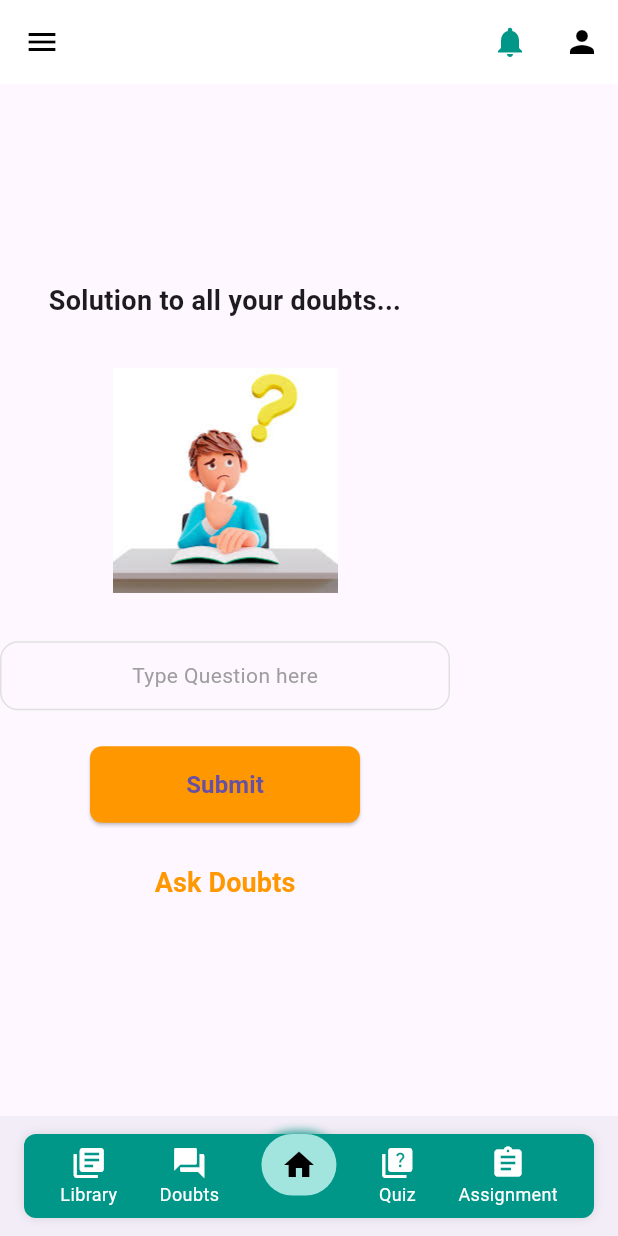
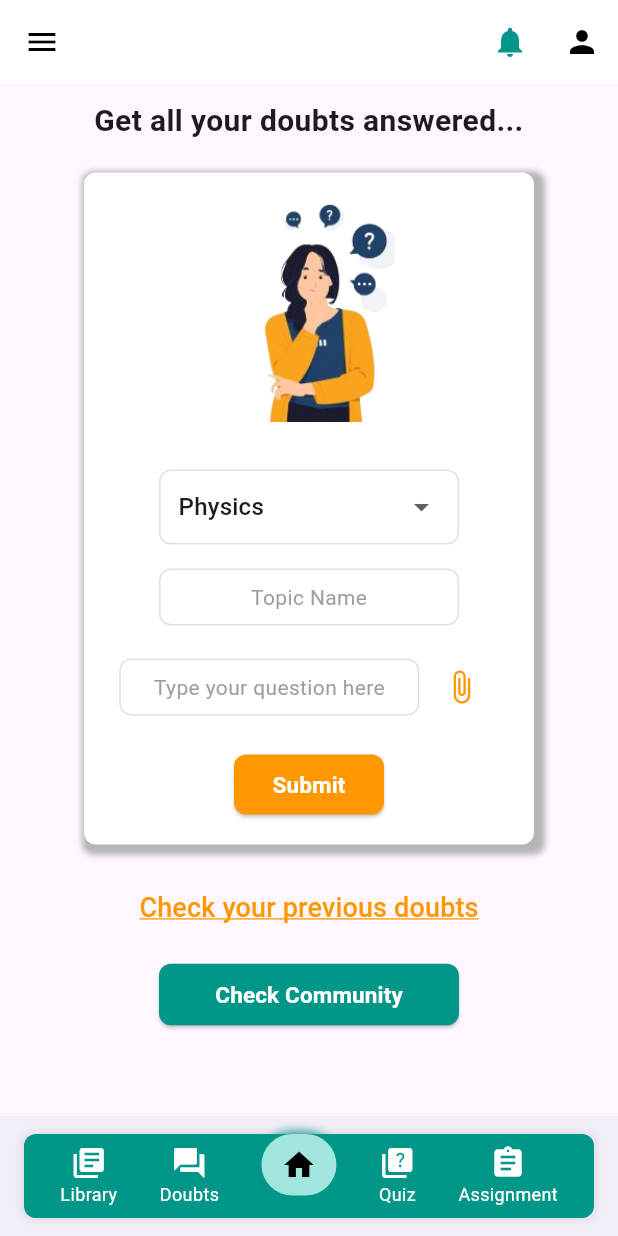
Before and after one commit to Muskan-Sharma-13/Learning_Flutter_App, a Flutter app: the screen it shows after launch, item 2 of the bottom bar chosen, on a phone screen of 412 x 824 dp. Run offline on Flutter 3.47's test engine with Material 3 defaults, Android fonts, the phone set to English and light mode, and no system bars; missing offline and left inert: flutter_math_fork; Roboto replaces fonts that are missing (Poppins).

Commit message:
Doubts Page

```diff
--- a/lib/screens/doubt_page.dart
+++ b/lib/screens/doubt_page.dart
@@ -1,56 +1,196 @@
 import 'package:flutter/material.dart';
+import 'package:learning_module_app/screens/doubt_list.dart';
 import 'package:learning_module_app/screens/navigator.dart';
 
-class DoubtsPage extends StatelessWidget {
+class DoubtsPage extends StatefulWidget {
   const DoubtsPage({Key? key}) : super(key: key);
+
+  @override
+  State<DoubtsPage> createState() => _DoubtsPageState();
+}
+
+class _DoubtsPageState extends State<DoubtsPage> {
+  String subject='Physics';
+  final List<String> subjects = ['Physics', 'Chemistry', 'Mathematics'];
 
   @override
   Widget build(BuildContext context) {
     return BaseScaffold(
-      body: Column(
+      body: SingleChildScrollView(
+        scrollDirection: Axis.vertical,
+        child: Center(
+          child: Padding(
+            padding: const EdgeInsets.all(10),
+            child: Column(
               mainAxisAlignment: MainAxisAlignment.center,
+              // crossAxisAlignment: CrossAxisAlignment.center,
               children: [
                 const Text(
-            'Solution to all your doubts...',
+                  'Get all your doubts answered...',
                   style: TextStyle(
-              fontSize: 18,
+                    fontSize: 20,
                     fontWeight: FontWeight.bold,
                   ),
                   textAlign: TextAlign.center,
                 ),
-          const SizedBox(height: 32),
+                const SizedBox(height: 20),
+                _buildDoubtCard(context),
+                const SizedBox(height: 18),
+                TextButton(
+                  onPressed: () {
+                    Navigator.push(
+                      context,
+                      MaterialPageRoute(builder: (context)=>const PastDoubtsPage())
+                    );
+                  },
+                    child: Text(
+                      'Check your previous doubts',
+                        style: TextStyle(
+                        color: Colors.orange,
+                        decoration: TextDecoration.underline,
+                        decorationColor: Colors.orange,
+                        fontSize: 18,
+                      ),
+                    ),
+
+                  ),
+                const SizedBox(height: 10),
+                Container(
+                      width: 200,
+                      child: ElevatedButton(
+                        onPressed: () {},
+                        style: ElevatedButton.styleFrom(
+                          backgroundColor: Colors.teal,
+                          padding: const EdgeInsets.symmetric(vertical: 10),
+                          shape: RoundedRectangleBorder(
+                            borderRadius: BorderRadius.circular(8),
+                          ),
+                        ),
+                        child: const Text(
+                          'Check Community',
+                          style: TextStyle(
+                            fontSize: 15,
+                            fontWeight: FontWeight.bold,
+                            color: Colors.white,
+                          ),
+                        ),
+                      ),
+                    ),
+
+              ],
+            ),
+          ),
+        ),
+      ),
+    );
+  }
+
+  Widget _buildDoubtCard(BuildContext context){
+    return Container(
+      width:300,
+      decoration: BoxDecoration(
+        color: Colors.white,
+        borderRadius:BorderRadius.circular(8),
+        boxShadow:[
+          BoxShadow(blurRadius:3, spreadRadius:4, color: const Color.fromARGB(255, 181, 181, 181), offset: const Offset(3,3)),
+        ]
+      ),
+      child:Column(
+        children: [
+                  const SizedBox(height: 16),
                   Container(
                     margin: const EdgeInsets.symmetric(horizontal: 24),
                     child: const Image(
-              image: AssetImage('assets/images/doubt.jpeg'),
+                      image: AssetImage('assets/images/doubt.png'),
                       height: 150,
                     ),
                   ),
                   const SizedBox(height: 32),
                   Container(
-            width: 300,
-            padding: const EdgeInsets.symmetric(horizontal: 16, vertical: 12),
+                    width: 200,
+                    padding: const EdgeInsets.symmetric(horizontal: 12),
                     decoration: BoxDecoration(
                       border: Border.all(color: Colors.grey.shade300),
-              borderRadius: BorderRadius.circular(12),
+                      borderRadius: BorderRadius.circular(8),
+                    ),
+                    child: DropdownButtonHideUnderline(
+                      child: DropdownButton<String>(
+                        value: subject,
+                        items: subjects.map((String value) {
+                          return DropdownMenuItem<String>(
+                            value: value,
+                            child: Text(value),
+                          );
+                        }).toList(),
+                        onChanged: (newValue) {
+                          setState(() {
+                            subject = newValue!;
+                          });
+                        },
+                      ),
+                    ),
+                  ),
+                  const SizedBox(height:16),
+                  Container(
+                    width: 200,
+                    padding: const EdgeInsets.symmetric(horizontal: 16, vertical: 8),
+                    decoration: BoxDecoration(
+                      border: Border.all(color: Colors.grey.shade300),
+                      borderRadius: BorderRadius.circular(8),
                     ),
                     child: const Center(
                       child: Text(
-                'Type Question here',
+                        'Topic Name',
                         style: TextStyle(
                           color: Colors.grey,
                         ),
                       ),
                     ),
                   ),
-          const SizedBox(height: 24),
+                  const SizedBox(height:16),
+                  Row(
+                    mainAxisAlignment: MainAxisAlignment.center,
+                    children: [
                       Container(
-            width: 180,
+                        width: 200,
+                        padding: const EdgeInsets.symmetric(horizontal: 16, vertical: 8),
+                        decoration: BoxDecoration(
+                          border: Border.all(color: Colors.grey.shade300),
+                          borderRadius: BorderRadius.circular(8),
+                        ),
+                        child: const Center(
+                          child: Text(
+                            'Type your question here',
+                            style: TextStyle(
+                              color: Colors.grey,
+                            ),
+                          ),
+                        ),
+                      ),
+                      SizedBox(width:3),
+                      Container(
+                        width:50,
+                        height:50,
+                        child:Icon(
+                          Icons.attach_file,
+                          color:Colors.orange,
+                        )
+                      )
+                    ],
+                  ),
+                  const SizedBox(height:16),
+                  Container(
+                    width: 100,
                     child: ElevatedButton(
-              onPressed: () {},
+                      onPressed: () {
+                        Navigator.push(
+                          context,
+                          MaterialPageRoute(builder: (context)=>DoubtsPage())
+                        );
+                      },
                       style: ElevatedButton.styleFrom(
                         backgroundColor: Colors.orange,
-                padding: const EdgeInsets.symmetric(vertical: 14),
+                        padding: const EdgeInsets.symmetric(vertical: 8),
                         shape: RoundedRectangleBorder(
                           borderRadius: BorderRadius.circular(8),
                         ),
@@ -58,26 +198,16 @@ class DoubtsPage extends StatelessWidget {
                       child: const Text(
                         'Submit',
                         style: TextStyle(
-                  fontSize: 16,
+                          fontSize: 15,
                           fontWeight: FontWeight.bold,
+                          color: Colors.white,
                         ),
                       ),
                     ),
                   ),
-          const SizedBox(height: 16),
-          TextButton(
-            onPressed: () {},
-            child: const Text(
-              'Ask Doubts',
-              style: TextStyle(
-                color: Colors.orange,
-                fontWeight: FontWeight.bold,
-                fontSize: 18,
-              ),
-            ),
-          ),
+                  const SizedBox(height:16),
         ],
-      ),
+      )
     );
   }
 }
--- a/lib/screens/navigator.dart
+++ b/lib/screens/navigator.dart
@@ -69,7 +69,7 @@ class BaseScaffold extends StatelessWidget {
               _buildNavItem(context, Icons.question_answer, 'Doubts', () {
                 Navigator.push(
                   context,
-                  MaterialPageRoute(builder: (context) => const DoubtsPage()),
+                  MaterialPageRoute(builder: (context) => DoubtsPage()),
                 );
               }),
               _buildHomeButton(context),
```
Also changed, not shown: lib/screens/doubt_list.dart (added, +212 -0 lines), lib/screens/solution_page.dart (+33 -52 lines), assets/images/doubt.png (added). Lines whose indentation alone changed are shown as unchanged.
